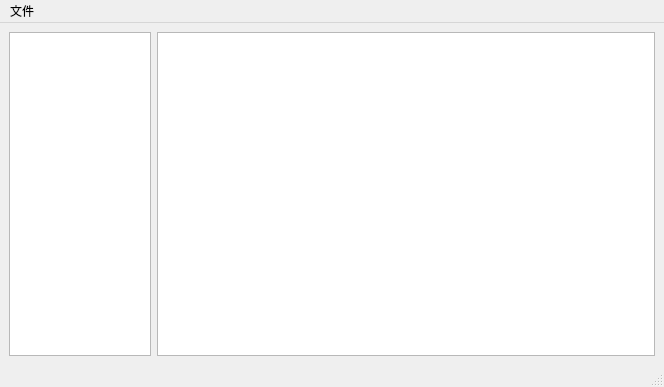
Above: python/SQlite可视化/QtSQlite.ui from CYMCOMEING/code_practice before the change. Below: the same form after it.
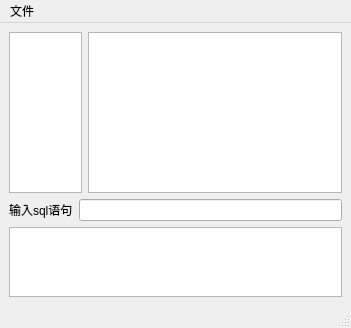
That is the form after the change.

What changed in the file:
```diff
--- a/python/SQlite可视化/QtSQlite.ui
+++ b/python/SQlite可视化/QtSQlite.ui
@@ -6,14 +6,18 @@
    <rect>
     <x>0</x>
     <y>0</y>
-    <width>664</width>
-    <height>387</height>
+    <width>351</width>
+    <height>328</height>
    </rect>
   </property>
   <property name="windowTitle">
    <string>SQlite可视化工具</string>
   </property>
   <widget class="QWidget" name="centralwidget">
+   <layout class="QGridLayout" name="gridLayout">
+    <item row="0" column="0">
+     <layout class="QVBoxLayout" name="verticalLayout_2" stretch="5,2">
+      <item>
    <layout class="QHBoxLayout" name="horizontalLayout" stretch="2,7">
     <item>
      <widget class="QListWidget" name="table_lw"/>
@@ -22,13 +26,38 @@
      <widget class="QTableView" name="data_tw"/>
     </item>
    </layout>
+      </item>
+      <item>
+       <layout class="QVBoxLayout" name="verticalLayout">
+        <item>
+         <layout class="QHBoxLayout" name="horizontalLayout_2">
+          <item>
+           <widget class="QLabel" name="label">
+            <property name="text">
+             <string>输入sql语句</string>
+            </property>
+           </widget>
+          </item>
+          <item>
+           <widget class="QLineEdit" name="sql_le"/>
+          </item>
+         </layout>
+        </item>
+        <item>
+         <widget class="QTextEdit" name="result_te"/>
+        </item>
+       </layout>
+      </item>
+     </layout>
+    </item>
+   </layout>
   </widget>
   <widget class="QMenuBar" name="menubar">
    <property name="geometry">
     <rect>
      <x>0</x>
      <y>0</y>
-     <width>664</width>
+     <width>351</width>
      <height>23</height>
     </rect>
    </property>
```
Lines whose indentation alone changed are shown as unchanged.
